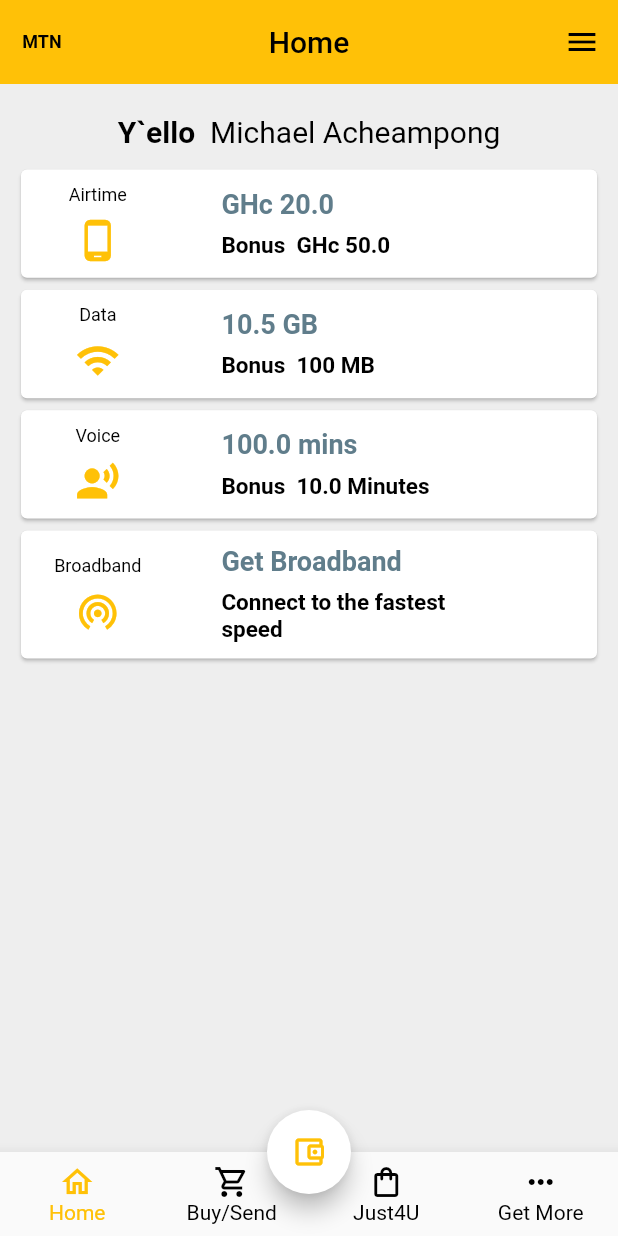
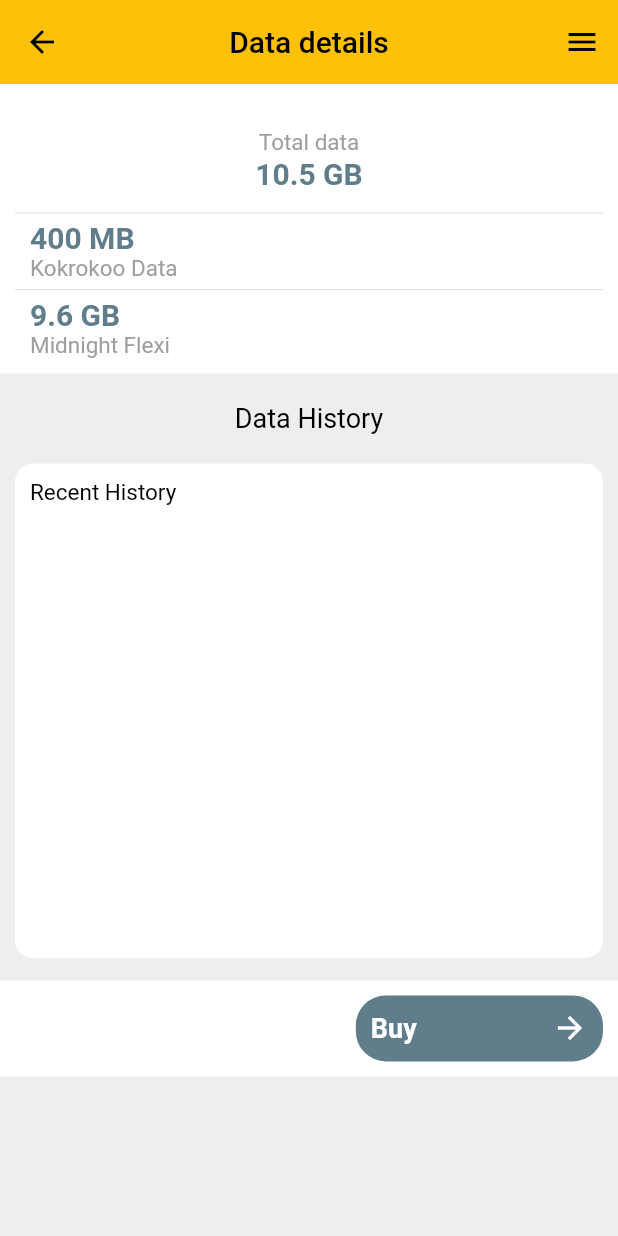
Before and after one commit to michaelAcheampongKwarfo/mtnUiClone, a Flutter app: the screen it shows after launch, after a tap on "Data", on a phone screen of 412 x 824 dp. Run offline on Flutter 3.47's test engine with Material 2 defaults, Android fonts, the phone set to English and light mode, and no system bars; Roboto replaces fonts that are missing (Times New Roman).

Commit message:
Third Commit

```diff
--- a/lib/main.dart
+++ b/lib/main.dart
@@ -1,5 +1,7 @@
 import 'package:flutter/material.dart';
 import 'package:mtn_clone/presentation/drawer/menu_screen.dart';
+import 'package:mtn_clone/presentation/home/airtime_details.dart';
+import 'package:mtn_clone/presentation/home/data_details.dart';
 import 'package:mtn_clone/presentation/momo/momo_screen.dart';
 import 'package:mtn_clone/presentation/navbar_screen.dart';
 import 'package:mtn_clone/presentation/welcome_screen.dart';
@@ -33,6 +35,8 @@ class MyApp extends StatelessWidget {
         '/navBar': (context) => const NavBarScreen(),
         '/menu': (context) => const MenuScreen(),
         '/momo': (context) => const MomoScreen(),
+        '/airtimeDetails': (context) => const AirtimeDetails(),
+        '/dataDetails': (context) => const DataDetails(),
       },
     );
   }
--- /dev/null
+++ b/lib/presentation/home/data_details.dart
@@ -0,0 +1,101 @@
+import 'package:flutter/material.dart';
+import 'package:mtn_clone/widgets/app_colors.dart';
+import 'package:mtn_clone/widgets/app_text.dart';
+import 'package:mtn_clone/widgets/display_data_details.dart';
+
+class DataDetails extends StatelessWidget {
+  const DataDetails({super.key});
+
+  @override
+  Widget build(BuildContext context) {
+    return Scaffold(
+      appBar: AppBar(
+        title: const AppText(
+          text: 'Data details',
+          fontsize: 20.0,
+        ),
+        leading: IconButton(
+          onPressed: () {
+            Navigator.of(context).pop();
+          },
+          icon: const Icon(
+            Icons.arrow_back,
+            color: blackColor,
+          ),
+        ),
+        actions: [
+          IconButton(
+            onPressed: () {
+              Navigator.of(context).pushNamed('/menu');
+            },
+            icon: const Icon(
+              Icons.menu,
+              color: blackColor,
+            ),
+          ),
+        ],
+      ),
+      body: SingleChildScrollView(
+        physics: const BouncingScrollPhysics(),
+        child: Column(
+          children: [
+            const DisplayDataDetails(),
+            Container(
+              margin: const EdgeInsets.symmetric(vertical: 10.0),
+              height: 40.0,
+              child: const Center(
+                child: AppText(text: 'Data History', fontsize: 18.0),
+              ),
+            ),
+            Container(
+              width: MediaQuery.of(context).size.width,
+              height: MediaQuery.of(context).size.height * 0.4,
+              margin:
+                  const EdgeInsets.only(left: 10.0, right: 10.0, bottom: 15.0),
+              padding: const EdgeInsets.symmetric(
+                vertical: 10.0,
+                horizontal: 10.0,
+              ),
+              decoration: BoxDecoration(
+                color: whiteColor,
+                borderRadius: BorderRadius.circular(12.0),
+              ),
+              child: const AppText(text: 'Recent History', fontsize: 15.0),
+            ),
+            Container(
+              width: MediaQuery.of(context).size.width,
+              color: whiteColor,
+              padding: const EdgeInsets.all(10.0),
+              child: Align(
+                alignment: Alignment.bottomRight,
+                child: Container(
+                  width: MediaQuery.of(context).size.width * 0.4,
+                  padding: const EdgeInsets.all(10.0),
+                  decoration: BoxDecoration(
+                    color: blueGreyColor,
+                    borderRadius: BorderRadius.circular(20.0),
+                  ),
+                  child: const Row(
+                    mainAxisAlignment: MainAxisAlignment.spaceBetween,
+                    children: [
+                      AppText(
+                        text: 'Buy',
+                        fontsize: 18.0,
+                        fontWeight: FontWeight.bold,
+                        color: whiteColor,
+                      ),
+                      Icon(
+                        Icons.arrow_forward,
+                        color: whiteColor,
+                      )
+                    ],
+                  ),
+                ),
+              ),
+            )
+          ],
+        ),
+      ),
+    );
+  }
+}
--- a/lib/presentation/home/home_screen.dart
+++ b/lib/presentation/home/home_screen.dart
@@ -56,14 +56,22 @@ class HomeScreen extends StatelessWidget {
               title: 'GHc 20.0',
               subTitle: 'Bonus\t\tGHc 50.0',
               iconData: Icons.phone_android,
-              onTap: () {},
+              onTap: () {
+                Navigator.of(context).pushNamed(
+                  '/airtimeDetails',
+                );
+              },
             ),
             HomeCard(
               iconText: 'Data',
               title: '10.5 GB',
               subTitle: 'Bonus\t\t100 MB',
               iconData: Icons.wifi,
-              onTap: () {},
+              onTap: () {
+                Navigator.of(context).pushNamed(
+                  '/dataDetails',
+                );
+              },
             ),
             HomeCard(
               iconText: 'Voice',
--- /dev/null
+++ b/lib/widgets/display_data_details.dart
@@ -0,0 +1,96 @@
+import 'package:flutter/material.dart';
+import 'package:mtn_clone/widgets/app_colors.dart';
+import 'package:mtn_clone/widgets/app_text.dart';
+
+class DisplayDataDetails extends StatelessWidget {
+  const DisplayDataDetails({
+    super.key,
+  });
+
+  @override
+  Widget build(BuildContext context) {
+    return Container(
+      width: MediaQuery.of(context).size.width,
+      padding: const EdgeInsets.all(10.0),
+      color: whiteColor,
+      child: Column(
+        children: [
+          Container(
+            width: MediaQuery.of(context).size.width,
+            padding: const EdgeInsets.only(top: 20.0, bottom: 10.0),
+            child: const Column(
+              children: [
+                AppText(
+                  text: 'Total data',
+                  fontsize: 15.0,
+                  color: greyColor,
+                ),
+                AppText(
+                  text: '10.5 GB',
+                  fontsize: 20.0,
+                  color: blueGreyColor,
+                  fontWeight: FontWeight.bold,
+                ),
+              ],
+            ),
+          ),
+          const Divider(
+            thickness: 0.8,
+            height: 10.0,
+          ),
+          const Column(
+            crossAxisAlignment: CrossAxisAlignment.start,
+            children: [
+              Padding(
+                padding: EdgeInsets.symmetric(
+                  horizontal: 10.0,
+                ),
+                child: Column(
+                  crossAxisAlignment: CrossAxisAlignment.start,
+                  children: [
+                    AppText(
+                      text: '400 MB',
+                      fontsize: 20.0,
+                      color: blueGreyColor,
+                      fontWeight: FontWeight.bold,
+                    ),
+                    AppText(
+                      text: 'Kokrokoo Data',
+                      fontsize: 15.0,
+                      color: greyColor,
+                    ),
+                  ],
+                ),
+              ),
+              Divider(
+                thickness: 0.8,
+                height: 10.0,
+              ),
+              Padding(
+                padding: EdgeInsets.symmetric(
+                  horizontal: 10.0,
+                ),
+                child: Column(
+                  crossAxisAlignment: CrossAxisAlignment.start,
+                  children: [
+                    AppText(
+                      text: '9.6 GB',
+                      fontsize: 20.0,
+                      color: blueGreyColor,
+                      fontWeight: FontWeight.bold,
+                    ),
+                    AppText(
+                      text: 'Midnight Flexi',
+                      fontsize: 15.0,
+                      color: greyColor,
+                    ),
+                  ],
+                ),
+              )
+            ],
+          ),
+        ],
+      ),
+    );
+  }
+}
```
Also changed, not shown: lib/presentation/home/airtime_details.dart (added, +107 -0 lines), lib/widgets/display_airtime_details.dart (added, +60 -0 lines), lib/services/app_info.dart (added).
